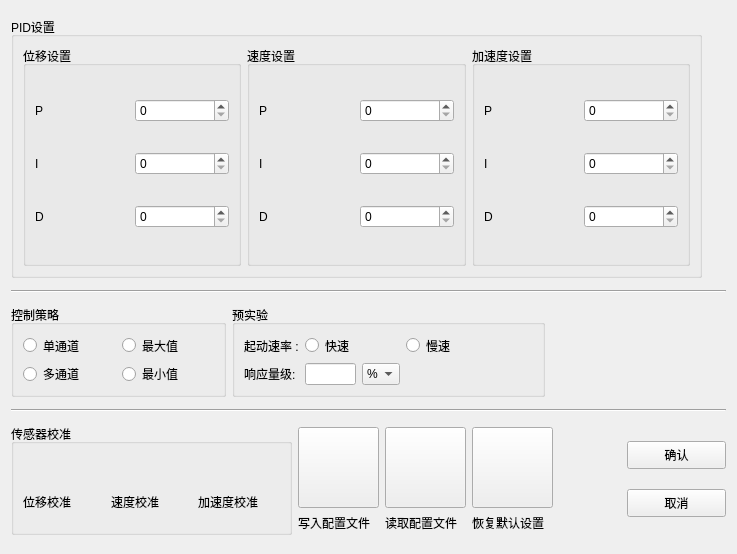
First picture: the form in control_param.ui, repository JJXiangJiaoJun/my_popwil, before the edit.
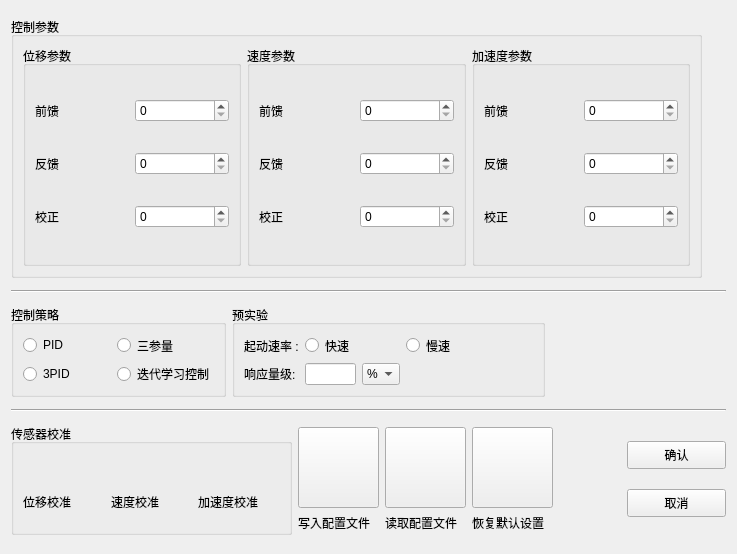
Second picture: the form after the edit. Icons and pictures are not drawn.

```diff
--- a/control_param.ui
+++ b/control_param.ui
@@ -40,19 +40,19 @@
       </size>
      </property>
      <property name="title">
-      <string>PID设置</string>
+      <string>控制参数</string>
      </property>
      <layout class="QGridLayout" name="gridLayout_4">
       <item row="0" column="0">
        <widget class="QGroupBox" name="P">
         <property name="title">
-         <string>位移设置</string>
+         <string>位移参数</string>
         </property>
         <layout class="QGridLayout" name="gridLayout_5">
          <item row="0" column="0">
           <widget class="QLabel" name="pos_P">
            <property name="text">
-            <string>P</string>
+            <string>前馈</string>
            </property>
           </widget>
          </item>
@@ -62,7 +62,7 @@
          <item row="1" column="0">
           <widget class="QLabel" name="pos_I">
            <property name="text">
-            <string>I</string>
+            <string>反馈</string>
            </property>
           </widget>
          </item>
@@ -72,7 +72,7 @@
          <item row="2" column="0">
           <widget class="QLabel" name="pos_D">
            <property name="text">
-            <string>D</string>
+            <string>校正</string>
            </property>
           </widget>
          </item>
@@ -85,13 +85,13 @@
       <item row="0" column="1">
        <widget class="QGroupBox" name="v">
         <property name="title">
-         <string>速度设置</string>
+         <string>速度参数</string>
         </property>
         <layout class="QGridLayout" name="gridLayout">
          <item row="0" column="0">
           <widget class="QLabel" name="velocity_P">
            <property name="text">
-            <string>P</string>
+            <string>前馈</string>
            </property>
           </widget>
          </item>
@@ -101,7 +101,7 @@
          <item row="1" column="0">
           <widget class="QLabel" name="velocity_I">
            <property name="text">
-            <string>I</string>
+            <string>反馈</string>
            </property>
           </widget>
          </item>
@@ -111,7 +111,7 @@
          <item row="2" column="0">
           <widget class="QLabel" name="velocity_D">
            <property name="text">
-            <string>D</string>
+            <string>校正</string>
            </property>
           </widget>
          </item>
@@ -124,13 +124,13 @@
       <item row="0" column="2">
        <widget class="QGroupBox" name="a">
         <property name="title">
-         <string>加速度设置</string>
+         <string>加速度参数</string>
         </property>
         <layout class="QGridLayout" name="gridLayout_6">
          <item row="0" column="0">
           <widget class="QLabel" name="acc_P">
            <property name="text">
-            <string>P</string>
+            <string>前馈</string>
            </property>
           </widget>
          </item>
@@ -140,7 +140,7 @@
          <item row="1" column="0">
           <widget class="QLabel" name="acc_I">
            <property name="text">
-            <string>I</string>
+            <string>反馈</string>
            </property>
           </widget>
          </item>
@@ -150,7 +150,7 @@
          <item row="2" column="0">
           <widget class="QLabel" name="acc_D">
            <property name="text">
-            <string>D</string>
+            <string>校正</string>
            </property>
           </widget>
          </item>
@@ -191,7 +191,7 @@
       <item row="0" column="0">
        <widget class="QRadioButton" name="single_channel">
         <property name="text">
-         <string>单通道</string>
+         <string>PID</string>
         </property>
         <property name="icon">
          <iconset resource="assets.qrc">
@@ -202,7 +202,7 @@
       <item row="0" column="1">
        <widget class="QRadioButton" name="multiple_channel_3">
         <property name="text">
-         <string>最大值</string>
+         <string>三参量</string>
         </property>
         <property name="icon">
          <iconset resource="assets.qrc">
@@ -213,7 +213,7 @@
       <item row="1" column="0">
        <widget class="QRadioButton" name="maximun">
         <property name="text">
-         <string>多通道</string>
+         <string>3PID</string>
         </property>
         <property name="icon">
          <iconset resource="assets.qrc">
@@ -224,7 +224,7 @@
       <item row="1" column="1">
        <widget class="QRadioButton" name="minimun">
         <property name="text">
-         <string>最小值</string>
+         <string>迭代学习控制</string>
         </property>
         <property name="icon">
          <iconset resource="assets.qrc">
```
Left out of the diff: 3 changed lines with no effect on the pictures.
